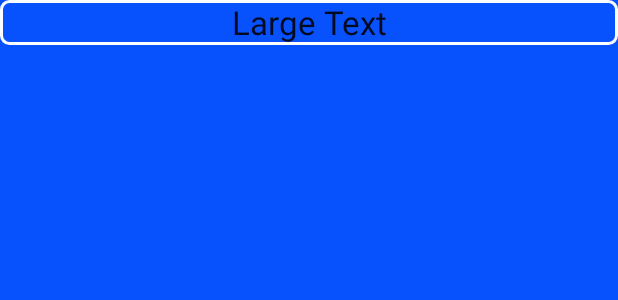
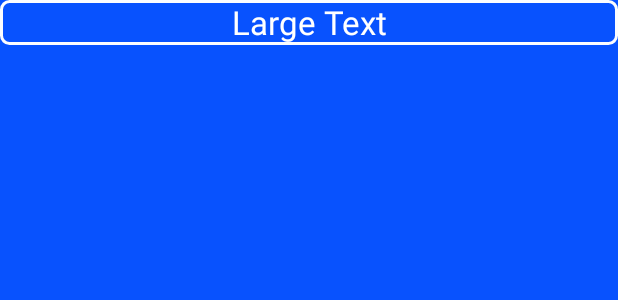
Before and after one commit to alambley/RunTrak, an Android app: the layout item_user.xml on its own in the app's theme, with its tools: preview values and no code run, on a phone screen of 412 x 824 dp. Shown: the top 300 px of the screen. Run offline under Robolectric (Android 15) with nearby library versions, the phone set to English and light mode, and no system bars.

Commit message:
Changed text color of run list from black to white to stay consistent

```diff
--- a/app/src/main/res/layout/item_user.xml
+++ b/app/src/main/res/layout/item_user.xml
@@ -11,6 +11,7 @@
         android:text="Large Text"
         android:gravity="center"
         android:background="@drawable/border"
-        android:id="@+id/runInfo" />
+        android:id="@+id/runInfo"
+        android:textColor="#FFFFFF" />
 
 </LinearLayout>
```
